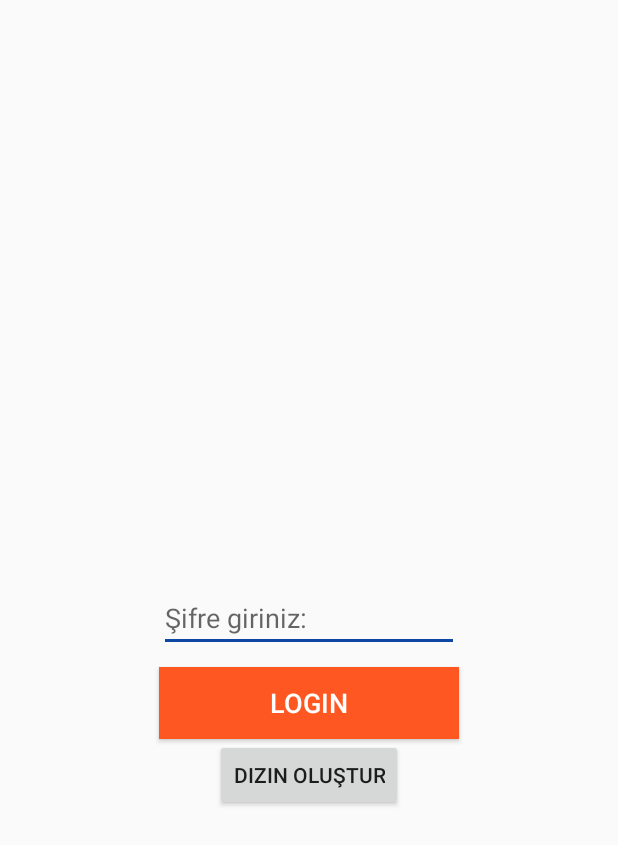
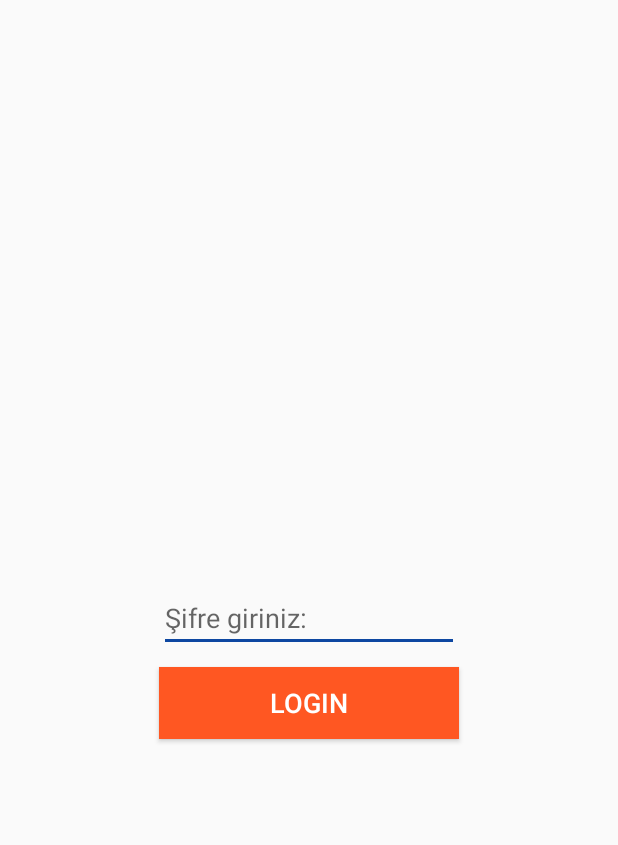
Before and after one commit to okanaydin/to-win-list, an Android app: the layout activity_login.xml on its own in the app's theme, with its tools: preview values and no code run, on a phone screen of 412 x 824 dp. Shown: the top 845 px of the screen. Run offline under Robolectric (Android 15) with nearby library versions, the phone set to English and light mode, and no system bars.

Commit message:
deleted the test button

```diff
--- a/app/src/main/res/layout/activity_login.xml
+++ b/app/src/main/res/layout/activity_login.xml
@@ -31,11 +31,4 @@
         android:layout_below="@+id/editText"
         android:layout_centerHorizontal="true" />
 
-    <Button
-        android:layout_width="wrap_content"
-        android:layout_height="wrap_content"
-        android:text="dizin oluştur"
-        android:id="@+id/dizinBtn"
-        android:layout_below="@+id/login"
-        android:layout_centerHorizontal="true" />
 </RelativeLayout>
```
